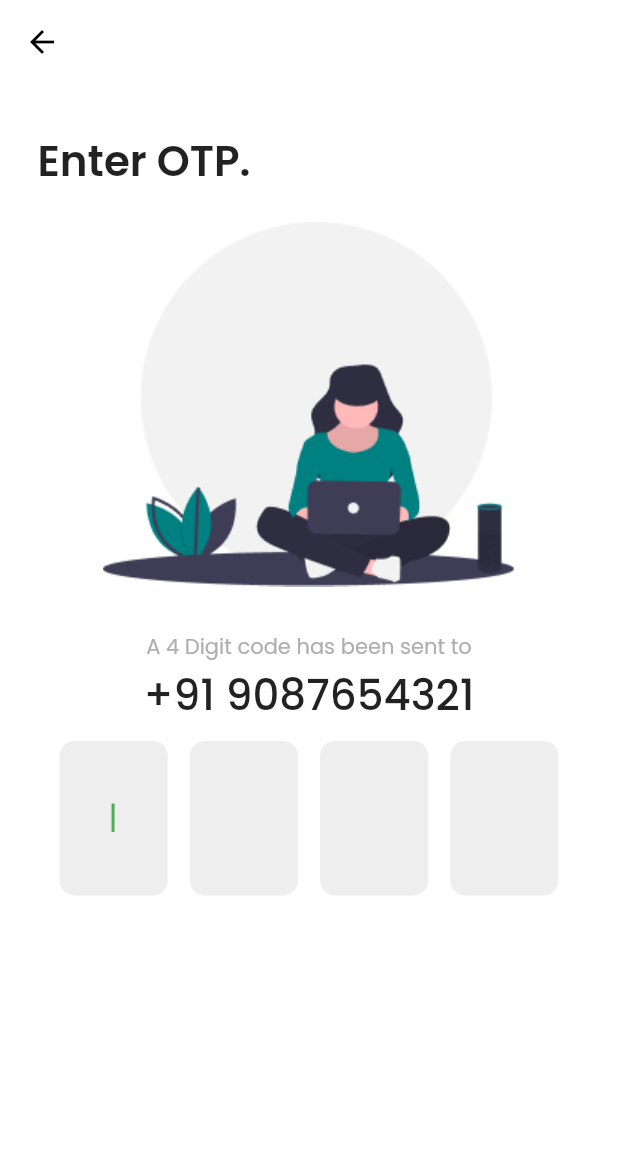
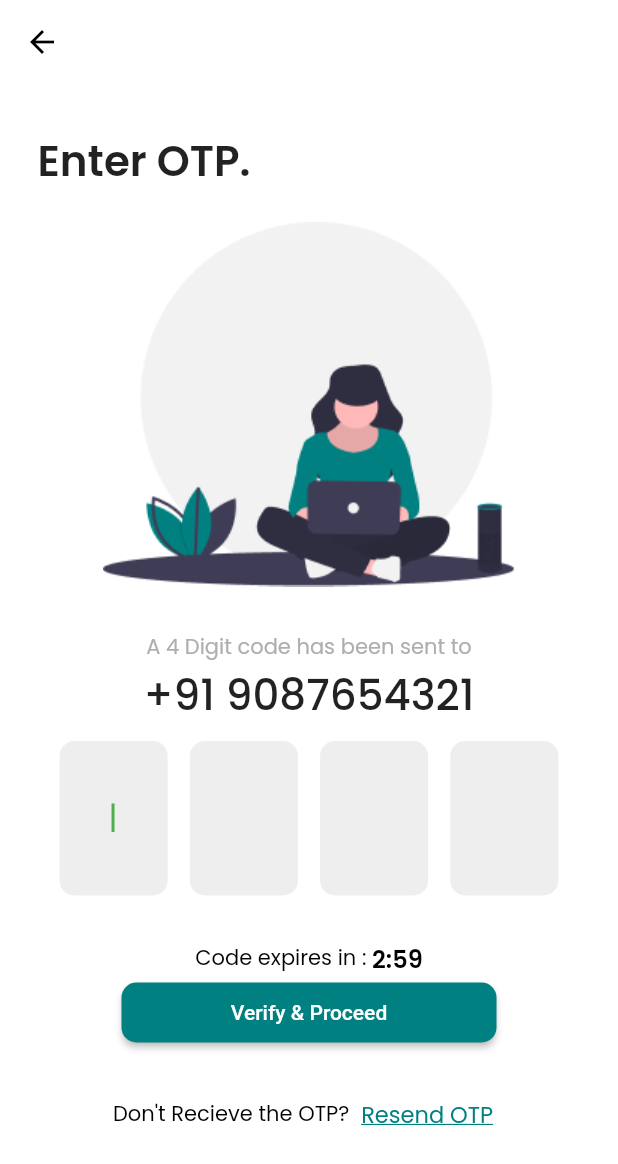
Before and after one commit to CrossroadsAcademy/queue-user-frontend, a Flutter app: the OtpScreen screen opened by its route, on a phone screen of 412 x 824 dp. Shown: the top 1164 px of the screen. Run offline on Flutter 3.47's test engine with Material 2 defaults, Android fonts, the phone set to English and light mode, and no system bars; our stand-ins replace google_fonts.

Commit message:
OTP screen completed

```diff
--- a/lib/presentation/constant/font/google_font.dart
+++ b/lib/presentation/constant/font/google_font.dart
@@ -38,9 +38,24 @@ class GoogleFont {
     fontWeight: FontWeight.w600,
   );
   static final TextStyle textButtonStyle = GoogleFonts.poppins(
-    fontSize: 14,
-    fontWeight: FontWeight.w500,
+    fontSize: 15,
+    fontWeight: FontWeight.w400,
     color: appMainColor,
     decoration: TextDecoration.underline,
   );
+  static final TextStyle otpSubheaadTextStyle = GoogleFonts.poppins(
+    fontSize: 14,
+    fontWeight: FontWeight.w400,
+    color: appBlackColor,
+  );
+  static final TextStyle otpTimeTextStyle = GoogleFonts.poppins(
+    fontSize: 16,
+    fontWeight: FontWeight.w600,
+    color: appBlackColor,
+  );
+  static final TextStyle otpExpireTextStyle = GoogleFonts.poppins(
+    fontSize: 14,
+    fontWeight: FontWeight.w400,
+    color: appBlackColor,
+  );
 }
--- a/lib/presentation/otp_screen/otp_screen.dart
+++ b/lib/presentation/otp_screen/otp_screen.dart
@@ -3,6 +3,7 @@ import 'package:flutter/material.dart';
 import '../constant/color/colors.dart';
 import '../constant/font/google_font.dart';
 import '../constant/size/constant_size.dart';
+import '../widget/eleveted_button_widget/elevated_button_widget.dart';
 import '../widget/otp_text_field/otp_text_field.dart';
 
 class OtpScreen extends StatelessWidget {
@@ -77,6 +78,43 @@ class OtpScreen extends StatelessWidget {
                     ],
                   ),
                   kHeight,
+                  Row(
+                    mainAxisAlignment: MainAxisAlignment.center,
+                    children: <Widget>[
+                      Text(
+                        'Code expires in :',
+                        style: GoogleFont.otpExpireTextStyle,
+                      ),
+                      Text(
+                        ' 2:59',
+                        style: GoogleFont.otpTimeTextStyle,
+                      ),
+                    ],
+                  ),
+                  ElvatedButtonWidget(
+                    width: 250,
+                    buttonText: 'Verify & Proceed',
+                    onpressed: () {},
+                  ),
+                  kHeight20,
+                  Row(
+                    mainAxisAlignment: MainAxisAlignment.center,
+                    children: <Widget>[
+                      Text(
+                        "Don't Recieve the OTP?",
+                        style: GoogleFont.otpSubheaadTextStyle,
+                      ),
+                      TextButton(
+                        onPressed: () {
+                          // Navigator.pushNamed(context, '/login');
+                        },
+                        child: Text(
+                          'Resend OTP',
+                          style: GoogleFont.textButtonStyle,
+                        ),
+                      )
+                    ],
+                  ),
                 ],
               )
             ],
--- a/lib/presentation/signup_screen/signup_screen.dart
+++ b/lib/presentation/signup_screen/signup_screen.dart
@@ -86,11 +86,6 @@ class SignupScreen extends StatelessWidget {
                           TextButton(
                             onPressed: () {
                               Navigator.pushNamed(context, '/login');
-                              // Navigator.of(context).push(
-                              //   MaterialPageRoute<OtpScreen>(
-                              //     builder: (BuildContext _) => LoginScreen(),
-                              //   ),
-                              // );
                             },
                             child: Text(
                               'Sign In',
```
